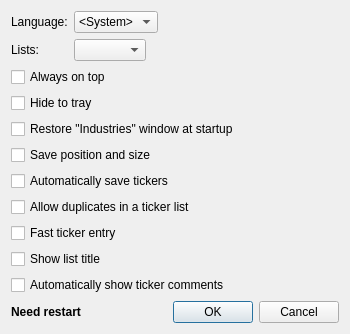
First picture: the form in options.ui, repository HappySeaFox/tht, before the edit.
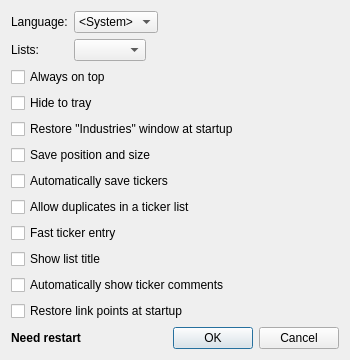
Second picture: the form after the edit. Icons and pictures are not drawn.

Commit message: Ability to restore link points

Diff of the .ui file:
```diff
--- a/options.ui
+++ b/options.ui
@@ -7,7 +7,7 @@
     <x>0</x>
     <y>0</y>
     <width>350</width>
-    <height>310</height>
+    <height>333</height>
    </rect>
   </property>
   <property name="windowTitle">
@@ -130,7 +130,7 @@
      </property>
     </widget>
    </item>
-   <item row="8" column="0">
+   <item row="9" column="0">
     <spacer name="verticalSpacer">
      <property name="orientation">
       <enum>Qt::Vertical</enum>
@@ -143,7 +143,7 @@
      </property>
     </spacer>
    </item>
-   <item row="9" column="2">
+   <item row="10" column="2">
     <widget class="QDialogButtonBox" name="buttonBox">
      <property name="orientation">
       <enum>Qt::Horizontal</enum>
@@ -160,7 +160,7 @@
      </property>
     </widget>
    </item>
-   <item row="9" column="1">
+   <item row="10" column="1">
     <spacer name="horizontalSpacer">
      <property name="orientation">
       <enum>Qt::Horizontal</enum>
@@ -173,7 +173,7 @@
      </property>
     </spacer>
    </item>
-   <item row="9" column="0">
+   <item row="10" column="0">
     <widget class="QLabel" name="labelRestart">
      <property name="font">
       <font>
@@ -193,6 +193,13 @@
      </property>
     </widget>
    </item>
+   <item row="8" column="0" colspan="3">
+    <widget class="QCheckBox" name="checkRestoreLP">
+     <property name="text">
+      <string>Restore link points at startup</string>
+     </property>
+    </widget>
+   </item>
   </layout>
  </widget>
  <tabstops>
```
Left out of the diff: 1 changed line with no effect on the pictures. The commit also changes 8 other files.
